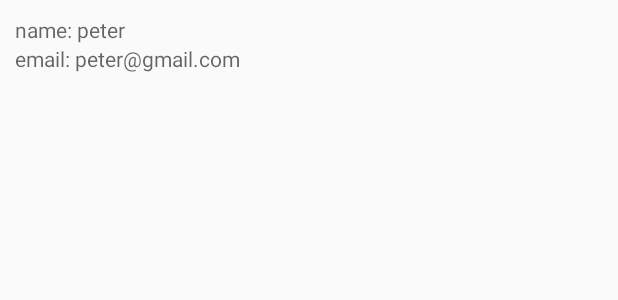
After one commit to ipjamz/practiceapp, an Android app: the layout row_admin.xml on its own in the app's theme, with its tools: preview values and no code run, on a phone screen of 412 x 824 dp. The commit adds this screen. Shown: the top 300 px of the screen. Run offline under Robolectric (Android 15) with nearby library versions, the phone set to English and light mode, and no system bars.

Commit message:
Added AdminListView, AdminLogc, AdminService, and AdminActivity

```diff
--- a/app/src/main/AndroidManifest.xml
+++ b/app/src/main/AndroidManifest.xml
@@ -5,6 +5,7 @@
     <uses-permission android:name="android.permission.INTERNET" />
 
     <application
+        android:name=".PracticeApp"
         android:allowBackup="true"
         android:icon="@mipmap/ic_launcher"
         android:label="@string/app_name"
@@ -24,6 +25,10 @@
         <activity
             android:name=".MainActivity"
             android:screenOrientation="portrait" />
+
+        <activity
+            android:name=".AdminActivity"
+            android:screenOrientation="portrait" />
     </application>
 
 </manifest>
--- a/app/src/main/java/com/example/peter/findr_practice_app/UserRequest.java
+++ b/app/src/main/java/com/example/peter/findr_practice_app/Admin.java
@@ -1,10 +1,10 @@
 package com.example.peter.findr_practice_app;
 
 /**
- * Created by peter on 11/29/17.
+ * Created by peter on 12/4/17.
  */
 
-public class UserRequest {
+public class Admin {
 
     private boolean accountNonExpired;
     private boolean accountNonLocked;
--- a/app/src/main/java/com/example/peter/findr_practice_app/AuthLogic.java
+++ b/app/src/main/java/com/example/peter/findr_practice_app/AuthLogic.java
@@ -13,11 +13,10 @@ public class AuthLogic {
     private static final String PREF_TOKEN = "com.example.peter.findr_practice_app.PREF_TOKEN";
 
     private static SharedPreferences getSharedPreference(Context context) {
-        SharedPreferences pref = context.getSharedPreferences(PREF_APP, Context.MODE_PRIVATE);
-        return pref;
+        return context.getSharedPreferences(PREF_APP, Context.MODE_PRIVATE);
     }
 
-    public void setPrefToken(Context context, String token) {
+    public static void setPrefToken(Context context, String token) {
         SharedPreferences pref = getSharedPreference(context);
         pref.edit().putString(PREF_TOKEN, "Bearer " + token).commit();
     }
--- a/app/src/main/java/com/example/peter/findr_practice_app/MainActivity.java
+++ b/app/src/main/java/com/example/peter/findr_practice_app/MainActivity.java
@@ -16,6 +16,8 @@ public class MainActivity extends AppCompatActivity {
         ((Button) findViewById(R.id.btn_admin)).setOnClickListener(new View.OnClickListener() {
             @Override
             public void onClick(View view) {
+                Intent intent = new Intent(MainActivity.this, AdminActivity.class);
+                startActivity(intent);
             }
         });
 
--- a/app/src/main/java/com/example/peter/findr_practice_app/RestfulUrlUtil.java
+++ b/app/src/main/java/com/example/peter/findr_practice_app/RestUrlUtil.java
@@ -9,7 +9,7 @@ import retrofit2.converter.gson.GsonConverterFactory;
  * Created by peter on 12/1/17.
  */
 
-public class RestfulUrlUtil {
+public class RestUrlUtil {
 
     public static Retrofit getRetrofit() {
         Log.e("LOCAL_URL", BuildConfig.LOCAL_URL);
@@ -22,4 +22,5 @@ public class RestfulUrlUtil {
     }
 
 
+
 }
--- /dev/null
+++ b/app/src/main/res/layout/row_admin.xml
@@ -0,0 +1,20 @@
+<?xml version="1.0" encoding="utf-8"?>
+<LinearLayout xmlns:android="http://schemas.android.com/apk/res/android"
+    android:layout_width="match_parent"
+    android:layout_height="wrap_content"
+    android:layout_margin="10dp"
+    android:orientation="vertical">
+
+    <TextView
+        android:id="@+id/tv_name"
+        android:layout_width="match_parent"
+        android:layout_height="wrap_content"
+        android:hint="name: peter" />
+
+    <TextView
+        android:id="@+id/tv_email"
+        android:layout_width="match_parent"
+        android:layout_height="wrap_content"
+        android:hint="email: peter@gmail.com" />
+
+</LinearLayout>
```
Also changed, not shown: app/src/main/java/com/example/peter/findr_practice_app/AdminActivity.java (added, +23 -0 lines), app/src/main/java/com/example/peter/findr_practice_app/AdminListView.java (added, +55 -0 lines), app/src/main/java/com/example/peter/findr_practice_app/AdminLogic.java (added, +42 -0 lines), app/src/main/java/com/example/peter/findr_practice_app/AdminService.java (added, +18 -0 lines), app/src/main/java/com/example/peter/findr_practice_app/LoginActivity.java (+8 -3 lines), app/src/main/java/com/example/peter/findr_practice_app/PracticeApp.java (added, +28 -0 lines), app/src/main/res/layout/activity_admin.xml (added, +12 -0 lines).
